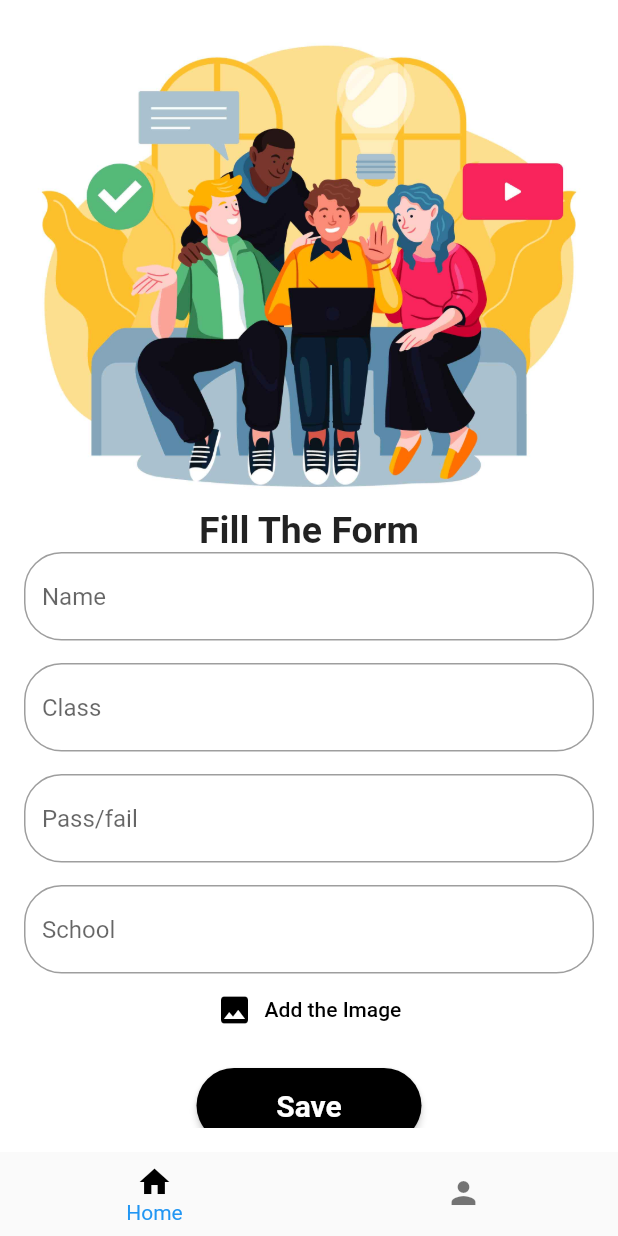
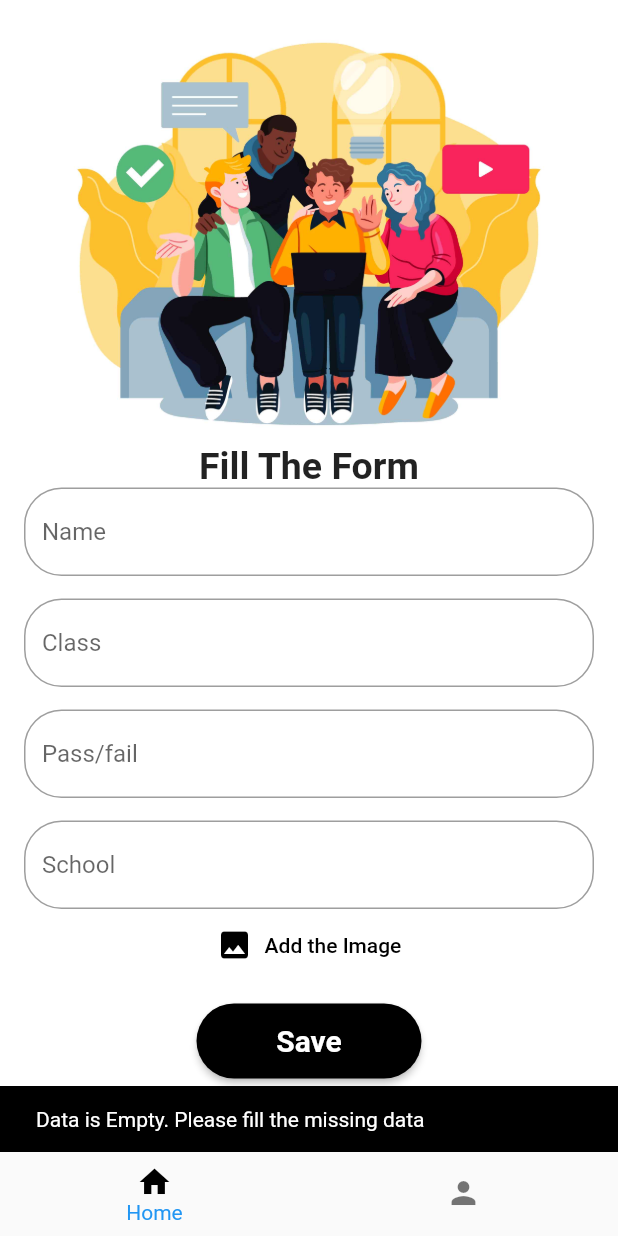
Before and after one commit to NavaneethMukundan/NY-Note, a Flutter app: the screen it shows after launch, after a tap on the "arrow forward" icon, after a tap on "Save", on a phone screen of 412 x 824 dp. Run offline on Flutter 3.47's test engine with Material 2 defaults, Android fonts, the phone set to English and light mode, and no system bars; our stand-ins replace hive, hive_flutter, image_picker; accounts and stored records are empty.

Commit message:
Structure Changed

```diff
--- a/lib/provider/student_model.dart
+++ b/lib/controller/student_model.dart
@@ -1,6 +1,6 @@
 import 'package:flutter/cupertino.dart';
 import 'package:hive/hive.dart';
-import 'package:student_data_in_state/database/model.dart';
+import 'package:student_data_in_state/model/model.dart';
 
 class StudentDataList with ChangeNotifier {
   StudentDataList() {
--- a/lib/screens/home.dart
+++ b/lib/view/home/home.dart
@@ -3,9 +3,9 @@ import 'dart:io';
 import 'package:provider/provider.dart';
 import 'package:flutter/material.dart';
 import 'package:image_picker/image_picker.dart';
-import 'package:student_data_in_state/database/model.dart';
-import 'package:student_data_in_state/provider/student_model.dart';
-import 'package:student_data_in_state/widgets/constrants.dart';
+import 'package:student_data_in_state/model/model.dart';
+import 'package:student_data_in_state/controller/student_model.dart';
+import 'package:student_data_in_state/view/widgets/constrants.dart';
 
 class HomeScren extends StatelessWidget {
   HomeScren({Key? key}) : super(key: key);
@@ -25,7 +25,10 @@ class HomeScren extends StatelessWidget {
             child: SingleChildScrollView(
               child: Column(
                 children: [
-                  Image.asset('Assets/images/home_image.jpg'),
+                  Image.asset(
+                    'Assets/images/home_image.jpg',
+                    height: 280,
+                  ),
                   const Text(
                     'Fill The Form',
                     style: TextStyle(fontWeight: FontWeight.bold, fontSize: 25),
@@ -77,10 +80,6 @@ class HomeScren extends StatelessWidget {
                   ElevatedButton(
                       onPressed: () {
                         whenButtonClicked(context);
-                        nameController.clear();
-                        clasController.clear();
-                        passOrfailController.clear();
-                        schoolController.clear();
                       },
                       style: ElevatedButton.styleFrom(
                           shape: const StadiumBorder(),
@@ -108,7 +107,13 @@ class HomeScren extends StatelessWidget {
         passOrfail.isEmpty ||
         school.isEmpty ||
         image.isEmpty) {
-      return;
+      const snackbar = SnackBar(
+          backgroundColor: Colors.black,
+          content: Text(
+            'Data is Empty. Please fill the missing data',
+            style: TextStyle(color: Colors.white),
+          ));
+      ScaffoldMessenger.of(context).showSnackBar(snackbar);
     } else {
       final student = StudentModel(
           name: name,
@@ -118,6 +123,10 @@ class HomeScren extends StatelessWidget {
           image: image);
       Provider.of<StudentDataList>(context, listen: false)
           .addStudentList(student);
+      nameController.clear();
+      clasController.clear();
+      passOrfailController.clear();
+      schoolController.clear();
     }
   }
 
--- a/lib/screens/edit.dart
+++ b/lib/view/widgets/edit.dart
@@ -1,6 +1,6 @@
 import 'package:flutter/material.dart';
-import 'package:student_data_in_state/database/model.dart';
-import 'package:student_data_in_state/widgets/constrants.dart';
+import 'package:student_data_in_state/model/model.dart';
+import 'package:student_data_in_state/view/widgets/constrants.dart';
 
 class EditingPage extends StatelessWidget {
   EditingPage({Key? key, required this.student}) : super(key: key);
@@ -88,6 +88,7 @@ class EditingPage extends StatelessWidget {
                     student.classs = classEditingController.text;
                     student.passOrfail = passOrFailEditingController.text;
                     student.school = schoolEditingController.text;
+                    Navigator.of(context).pop();
                   },
                   style: ElevatedButton.styleFrom(
                       minimumSize: const Size(80, 50),
--- a/lib/widgets/navigation.dart
+++ b/lib/view/widgets/navigation.dart
@@ -1,8 +1,8 @@
 import 'package:flutter/material.dart';
 import 'package:provider/provider.dart';
-import 'package:student_data_in_state/provider/provider.dart';
-import 'package:student_data_in_state/screens/home.dart';
-import 'package:student_data_in_state/screens/profile.dart';
+import 'package:student_data_in_state/controller/provider.dart';
+import 'package:student_data_in_state/view/home/home.dart';
+import 'package:student_data_in_state/view/profile/profile.dart';
 
 class NavigationBarPage extends StatelessWidget {
   NavigationBarPage({Key? key}) : super(key: key);
--- a/lib/screens/search.dart
+++ b/lib/view/widgets/search.dart
@@ -2,8 +2,8 @@ import 'dart:convert';
 
 import 'package:flutter/material.dart';
 import 'package:provider/provider.dart';
-import 'package:student_data_in_state/provider/student_model.dart';
-import 'package:student_data_in_state/screens/details.dart';
+import 'package:student_data_in_state/controller/student_model.dart';
+import 'package:student_data_in_state/view/profile/details.dart';
 
 class SearchScreensss extends SearchDelegate {
   @override
--- a/lib/screens/welcome.dart
+++ b/lib/view/widgets/welcome.dart
@@ -1,5 +1,5 @@
 import 'package:flutter/material.dart';
-import 'package:student_data_in_state/widgets/navigation.dart';
+import 'package:student_data_in_state/view/widgets/navigation.dart';
 
 class WelcomeScreen extends StatelessWidget {
   const WelcomeScreen({Key? key}) : super(key: key);
@@ -15,7 +15,7 @@ class WelcomeScreen extends StatelessWidget {
             mainAxisAlignment: MainAxisAlignment.center,
             children: [
               const Text(
-                '          NY NOTE\n____________________',
+                '          NY  NOTE\n____________________',
                 style: TextStyle(
                     color: Color.fromARGB(255, 243, 214, 126),
                     fontSize: 45,
```
Also changed, not shown: lib/database/functions.dart (deleted, +0 -24 lines), lib/main.dart (+4 -4 lines), lib/view/profile/details.dart (renamed from lib/screens/details.dart, +6 -4 lines), lib/view/profile/profile.dart (renamed from lib/screens/profile.dart, +4 -4 lines), lib/controller/provider.dart (renamed from lib/provider/provider.dart), lib/model/model.dart (renamed from lib/database/model.dart), lib/model/model.g.dart (renamed from lib/database/model.g.dart), lib/view/widgets/constrants.dart (renamed from lib/widgets/constrants.dart), pubspec.lock.
